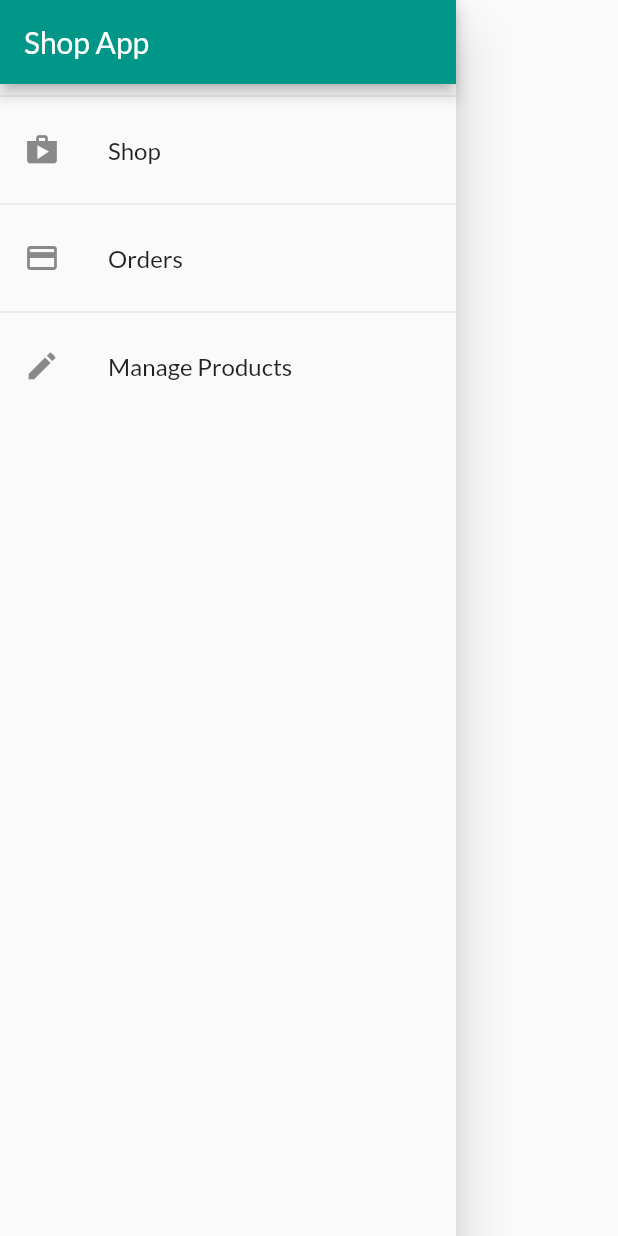
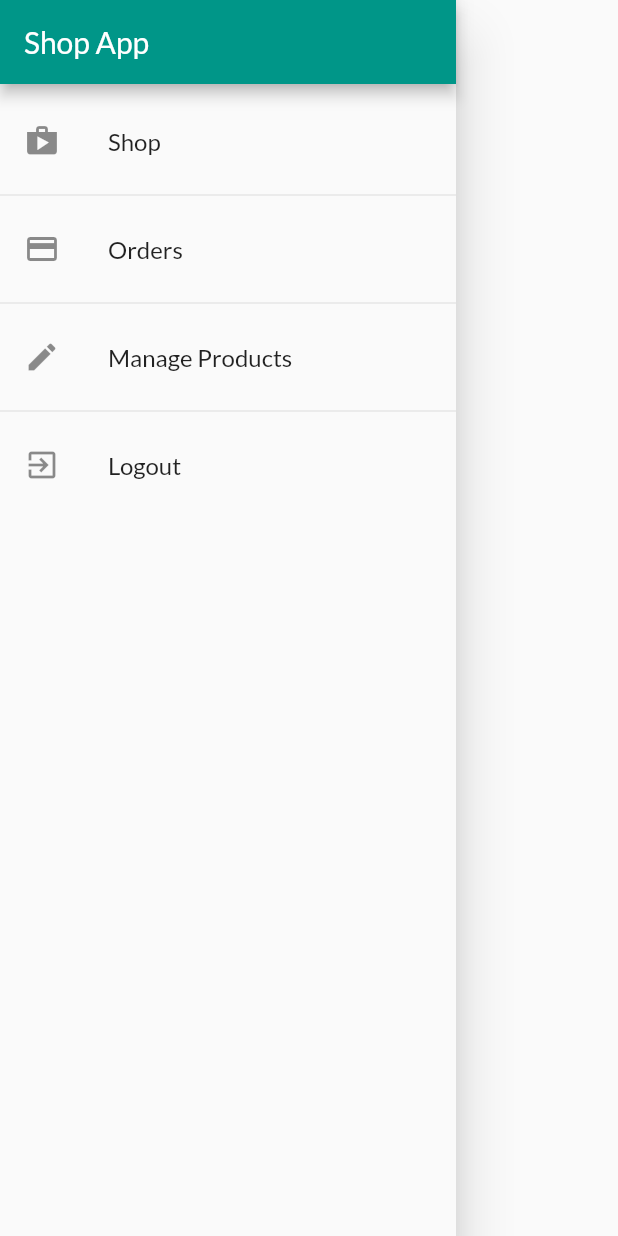
Before and after one commit to lemanfoetra/flutter-module-11-User-Auth, a Flutter app: the AppDrawers widget shown alone on an empty page, opened directly, on a phone screen of 412 x 824 dp. Run offline on Flutter 3.47's test engine with Material 2 defaults, Android fonts, the phone set to English and light mode, and no system bars; network calls fail.

Commit message:
menambahkan fungsi 'Logout'

```diff
--- a/lib/widgets/app_drawer.dart
+++ b/lib/widgets/app_drawer.dart
@@ -1,6 +1,8 @@
 import 'package:flutter/material.dart';
+import 'package:provider/provider.dart';
 import '../screens/order_screen.dart';
 import '../screens/user_product_screen.dart';
+import '../providers/auth_provider.dart';
 
 class AppDrawers extends StatelessWidget {
   @override
@@ -12,15 +14,17 @@ class AppDrawers extends StatelessWidget {
             title: Text('Shop App'),
             automaticallyImplyLeading: false,
           ),
-          Divider(),
 
           //
-          ListTile(
-            leading: Icon(Icons.shop),
-            title: Text('Shop'),
-            onTap: () {
-              Navigator.of(context).pushReplacementNamed('/');
-            },
+          Padding(
+            padding: EdgeInsets.only(top: 10) ,
+            child: ListTile(
+              leading: Icon(Icons.shop),
+              title: Text('Shop'),
+              onTap: () {
+                Navigator.of(context).pushReplacementNamed('/');
+              },
+            ),
           ),
 
           //
@@ -39,7 +43,19 @@ class AppDrawers extends StatelessWidget {
             leading: Icon(Icons.edit),
             title: Text('Manage Products'),
             onTap: () {
-              Navigator.of(context).pushReplacementNamed(UserProductsScreen.routeName);
+              Navigator.of(context)
+                  .pushReplacementNamed(UserProductsScreen.routeName);
+            },
+          ),
+
+          //
+          Divider(),
+          ListTile(
+            leading: Icon(Icons.exit_to_app),
+            title: Text('Logout'),
+            onTap: () {
+              Navigator.of(context).pop();
+              Provider.of<AuthProvider>(context, listen: false).logout();
             },
           )
         ],
```
Also changed, not shown: lib/providers/auth_provider.dart (+9 -0 lines), 2 other files.
